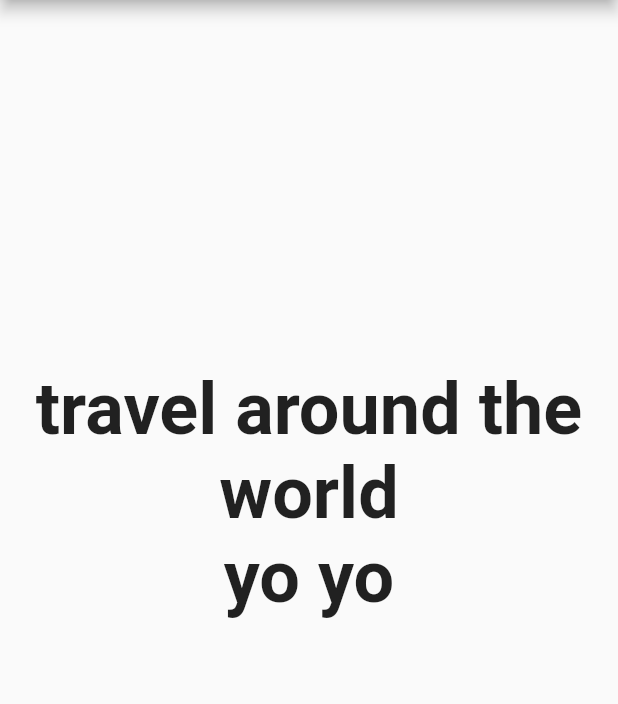
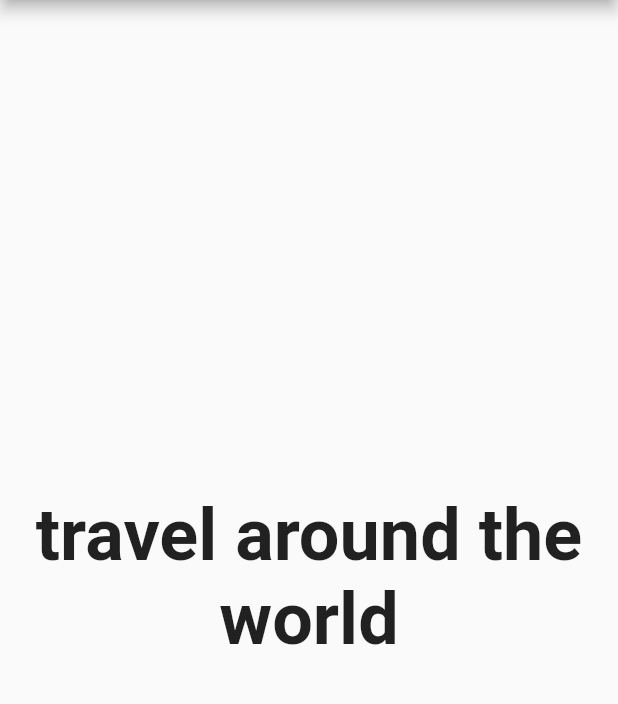
Before and after one commit to luc-vocab/AnkiReview_ui, a Flutter app: the screen it shows after launch, on a phone screen of 412 x 824 dp, the part 84-788 px from its top. Run offline on Flutter 3.47's test engine with Material 2 defaults, Android fonts, the phone set to English and light mode, and no system bars.

Commit message:
synchronous swipe animation

```diff
--- a/lib/main.dart
+++ b/lib/main.dart
@@ -74,7 +74,7 @@ class CardState extends State<Card> with SingleTickerProviderStateMixin {
         padding: EdgeInsets.only(bottom: _questionBottomPadding),
         alignment: Alignment.center,
         child: Text(
-        "yo yo",
+        "travel around the world",
         style: TextStyle(
           fontWeight: FontWeight.bold,
           fontSize: _fontSize,
@@ -94,10 +94,6 @@ class CardState extends State<Card> with SingleTickerProviderStateMixin {
     var scrollNotification = NotificationListener<ScrollNotification>(
       onNotification: (ScrollNotification notification) {
         var metrics = notification.metrics;
-        //print(metrics.extentBefore);
-        //print(metrics.viewportDimension);
-        //print(metrics.extentBefore);
-        //print(metrics.extentInside);
         setState(() {
           _questionBottomPadding = metrics.extentBefore;
         });
@@ -108,7 +104,7 @@ class CardState extends State<Card> with SingleTickerProviderStateMixin {
     var card = Column(
       children: [
         Expanded(
-          child: question,
+          child: Container()
         ),
         Expanded(
           child: scrollNotification,
```
